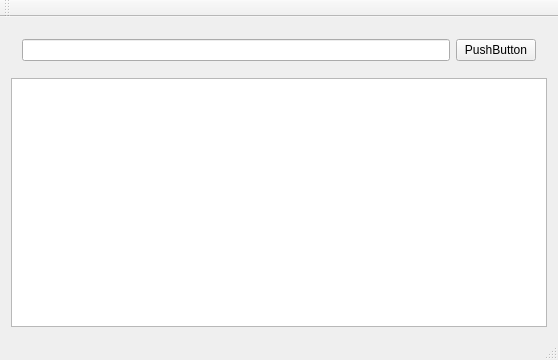
Before: the Qt Designer form mainwindow.ui in mcFrax/SpringTest, drawn with Qt 5.
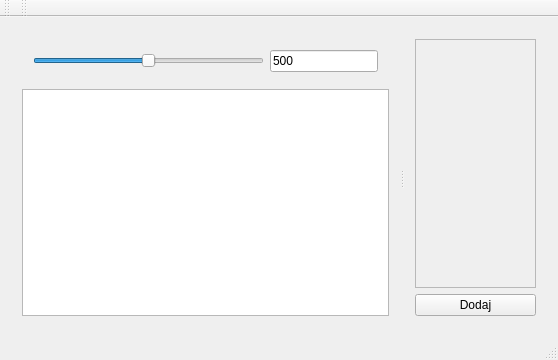
After: the same form once the commit is applied.

The edit to the form file:
```diff
--- a/mainwindow.ui
+++ b/mainwindow.ui
@@ -14,26 +14,105 @@
    <string>MainWindow</string>
   </property>
   <widget class="QWidget" name="centralWidget">
-   <layout class="QVBoxLayout" name="verticalLayout">
+   <layout class="QVBoxLayout" name="verticalLayout_4">
     <item>
-     <widget class="QWidget" name="widget" native="true">
-      <layout class="QHBoxLayout" name="horizontalLayout">
-       <item>
-        <widget class="QLineEdit" name="lineEdit"/>
-       </item>
-       <item>
-        <widget class="QPushButton" name="pushButton">
-         <property name="text">
-          <string>PushButton</string>
-         </property>
-        </widget>
-       </item>
-      </layout>
+     <widget class="QSplitter" name="splitter">
+      <property name="orientation">
+       <enum>Qt::Horizontal</enum>
+      </property>
+      <widget class="QWidget" name="widget" native="true">
+       <layout class="QVBoxLayout" name="verticalLayout">
+        <item>
+         <widget class="QWidget" name="widget_2" native="true">
+          <layout class="QHBoxLayout" name="horizontalLayout_2">
+           <item>
+            <widget class="QSlider" name="widthSlider">
+             <property name="minimum">
+              <number>0</number>
+             </property>
+             <property name="maximum">
+              <number>1000</number>
+             </property>
+             <property name="value">
+              <number>500</number>
+             </property>
+             <property name="orientation">
+              <enum>Qt::Horizontal</enum>
+             </property>
+            </widget>
+           </item>
+           <item>
+            <widget class="QLineEdit" name="widthEdit">
+             <property name="sizePolicy">
+              <sizepolicy hsizetype="Fixed" vsizetype="Fixed">
+               <horstretch>0</horstretch>
+               <verstretch>0</verstretch>
+              </sizepolicy>
+             </property>
+             <property name="inputMask">
+              <string>0009; </string>
+             </property>
+             <property name="text">
+              <string>500</string>
+             </property>
+            </widget>
+           </item>
+          </layout>
+         </widget>
+        </item>
+        <item>
+         <widget class="QGraphicsView" name="graphicsView"/>
+        </item>
+       </layout>
+      </widget>
+      <widget class="QWidget" name="widget_3" native="true">
+       <layout class="QVBoxLayout" name="verticalLayout_2">
+        <item>
+         <widget class="QScrollArea" name="scrollArea">
+          <property name="horizontalScrollBarPolicy">
+           <enum>Qt::ScrollBarAlwaysOff</enum>
+          </property>
+          <property name="widgetResizable">
+           <bool>true</bool>
+          </property>
+          <widget class="QWidget" name="scrollAreaWidgetContents">
+           <property name="geometry">
+            <rect>
+             <x>0</x>
+             <y>0</y>
+             <width>126</width>
+             <height>232</height>
+            </rect>
+           </property>
+           <layout class="QVBoxLayout" name="verticalLayout_3">
+            <item>
+             <spacer name="verticalSpacer">
+              <property name="orientation">
+               <enum>Qt::Vertical</enum>
+              </property>
+              <property name="sizeHint" stdset="0">
+               <size>
+                <width>20</width>
+                <height>211</height>
+               </size>
+              </property>
+             </spacer>
+            </item>
+           </layout>
+          </widget>
+         </widget>
+        </item>
+        <item>
+         <widget class="QPushButton" name="newObjectButton">
+          <property name="text">
+           <string>Dodaj</string>
+          </property>
+         </widget>
+        </item>
+       </layout>
+      </widget>
      </widget>
     </item>
-    <item>
-     <widget class="QGraphicsView" name="graphicsView"/>
-    </item>
    </layout>
   </widget>
   <widget class="QMenuBar" name="menuBar">
@@ -55,6 +134,17 @@
    </attribute>
   </widget>
   <widget class="QStatusBar" name="statusBar"/>
+  <widget class="QToolBar" name="toolBar">
+   <property name="windowTitle">
+    <string>toolBar</string>
+   </property>
+   <attribute name="toolBarArea">
+    <enum>TopToolBarArea</enum>
+   </attribute>
+   <attribute name="toolBarBreak">
+    <bool>false</bool>
+   </attribute>
+  </widget>
  </widget>
  <layoutdefault spacing="6" margin="11"/>
  <resources/>
```
